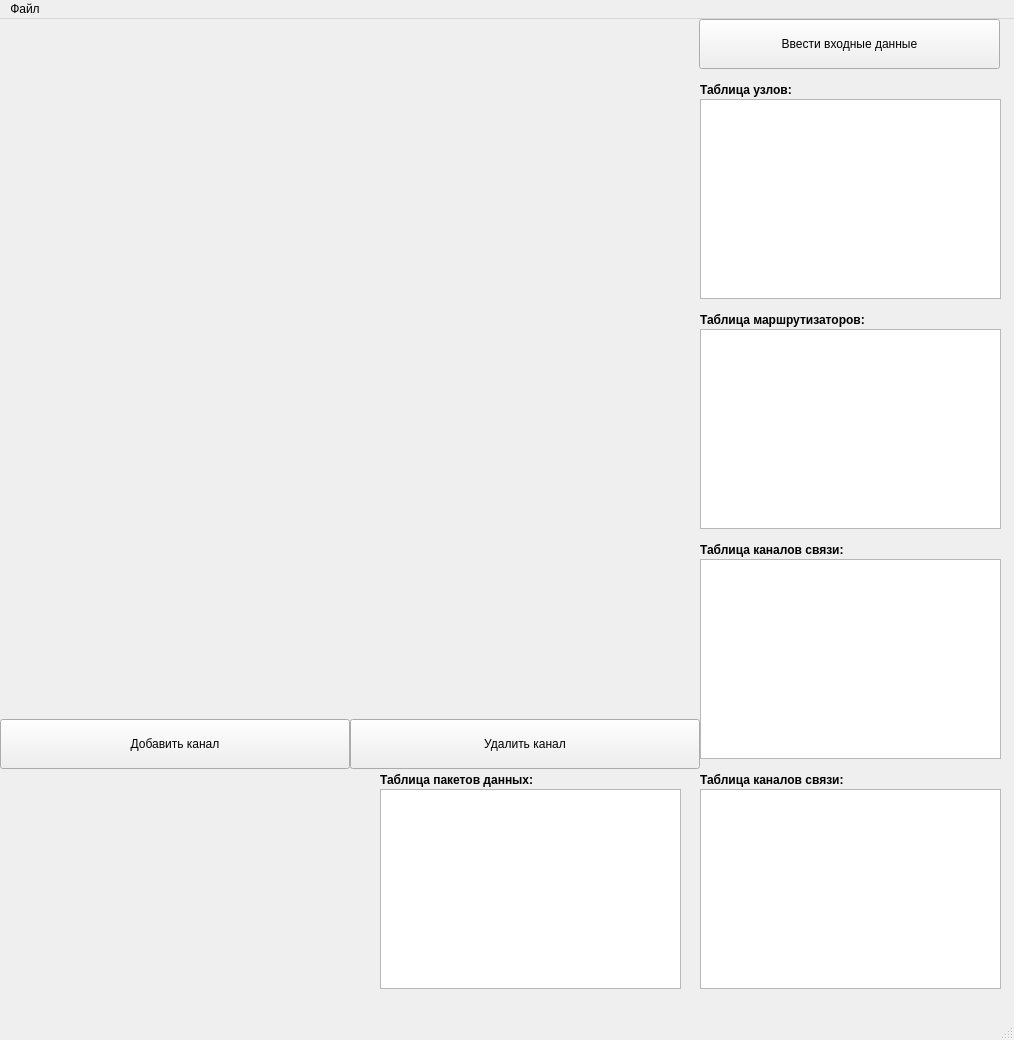
qwsnxnjene/comp-networks, file main.ui: the form before one commit.
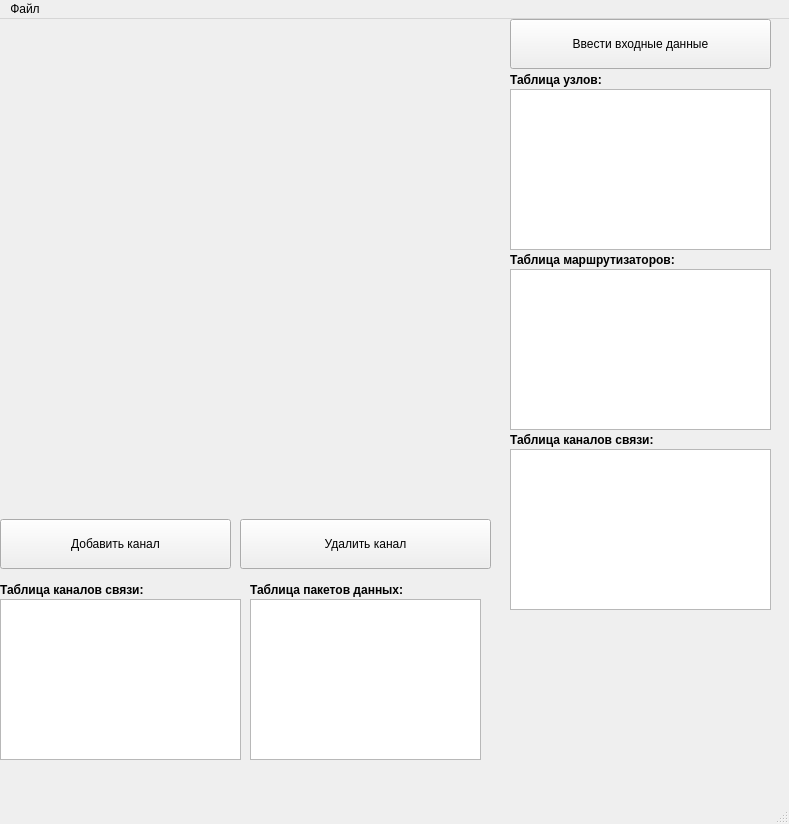
The form after the commit.

Diff of the .ui file:
```diff
--- a/main.ui
+++ b/main.ui
@@ -6,8 +6,8 @@
    <rect>
     <x>0</x>
     <y>0</y>
-    <width>1014</width>
-    <height>1040</height>
+    <width>789</width>
+    <height>824</height>
    </rect>
   </property>
   <property name="windowTitle">
@@ -19,17 +19,17 @@
      <rect>
       <x>0</x>
       <y>0</y>
-      <width>700</width>
-      <height>700</height>
+      <width>500</width>
+      <height>500</height>
      </rect>
     </property>
    </widget>
    <widget class="QPushButton" name="inputButton">
     <property name="geometry">
      <rect>
-      <x>699</x>
+      <x>510</x>
       <y>0</y>
-      <width>301</width>
+      <width>261</width>
       <height>50</height>
      </rect>
     </property>
@@ -40,20 +40,20 @@
    <widget class="QTableWidget" name="tablePoint">
     <property name="geometry">
      <rect>
-      <x>700</x>
-      <y>80</y>
-      <width>301</width>
-      <height>200</height>
+      <x>510</x>
+      <y>70</y>
+      <width>261</width>
+      <height>161</height>
      </rect>
     </property>
    </widget>
    <widget class="QTableWidget" name="tableRouters">
     <property name="geometry">
      <rect>
-      <x>700</x>
-      <y>310</y>
-      <width>301</width>
-      <height>200</height>
+      <x>510</x>
+      <y>250</y>
+      <width>261</width>
+      <height>161</height>
      </rect>
     </property>
    </widget>
@@ -61,8 +61,8 @@
     <property name="geometry">
      <rect>
       <x>0</x>
-      <y>700</y>
-      <width>350</width>
+      <y>500</y>
+      <width>231</width>
       <height>50</height>
      </rect>
     </property>
@@ -73,9 +73,9 @@
    <widget class="QPushButton" name="deleteChannelButton">
     <property name="geometry">
      <rect>
-      <x>350</x>
-      <y>700</y>
-      <width>350</width>
+      <x>240</x>
+      <y>500</y>
+      <width>251</width>
       <height>50</height>
      </rect>
     </property>
@@ -86,18 +86,18 @@
    <widget class="QTableWidget" name="tableChannels">
     <property name="geometry">
      <rect>
-      <x>700</x>
-      <y>540</y>
-      <width>301</width>
-      <height>200</height>
+      <x>510</x>
+      <y>430</y>
+      <width>261</width>
+      <height>161</height>
      </rect>
     </property>
    </widget>
    <widget class="QLabel" name="labelInput">
     <property name="geometry">
      <rect>
-      <x>700</x>
-      <y>50</y>
+      <x>510</x>
+      <y>40</y>
       <width>121</width>
       <height>41</height>
      </rect>
@@ -115,8 +115,8 @@
    <widget class="QLabel" name="labelInput_2">
     <property name="geometry">
      <rect>
-      <x>700</x>
-      <y>280</y>
+      <x>510</x>
+      <y>220</y>
       <width>201</width>
       <height>41</height>
      </rect>
@@ -134,8 +134,8 @@
    <widget class="QLabel" name="labelInput_3">
     <property name="geometry">
      <rect>
-      <x>700</x>
-      <y>510</y>
+      <x>510</x>
+      <y>400</y>
       <width>201</width>
       <height>41</height>
      </rect>
@@ -153,8 +153,8 @@
    <widget class="QLabel" name="labelInput_4">
     <property name="geometry">
      <rect>
-      <x>700</x>
-      <y>740</y>
+      <x>0</x>
+      <y>550</y>
       <width>201</width>
       <height>41</height>
      </rect>
@@ -172,28 +172,28 @@
    <widget class="QTableWidget" name="tableUsages">
     <property name="geometry">
      <rect>
-      <x>700</x>
-      <y>770</y>
-      <width>301</width>
-      <height>200</height>
+      <x>0</x>
+      <y>580</y>
+      <width>241</width>
+      <height>161</height>
      </rect>
     </property>
    </widget>
    <widget class="QTableWidget" name="tablePackages">
     <property name="geometry">
      <rect>
-      <x>380</x>
-      <y>770</y>
-      <width>301</width>
-      <height>200</height>
+      <x>250</x>
+      <y>580</y>
+      <width>231</width>
+      <height>161</height>
      </rect>
     </property>
    </widget>
    <widget class="QLabel" name="labelInput_5">
     <property name="geometry">
      <rect>
-      <x>380</x>
-      <y>740</y>
+      <x>250</x>
+      <y>550</y>
       <width>201</width>
       <height>41</height>
      </rect>
@@ -214,8 +214,8 @@
     <rect>
      <x>0</x>
      <y>0</y>
-     <width>1014</width>
-     <height>21</height>
+     <width>789</width>
+     <height>26</height>
     </rect>
    </property>
    <widget class="QMenu" name="menufgh">
```
Left out of the diff: 14 changed lines with no effect on the pictures.
